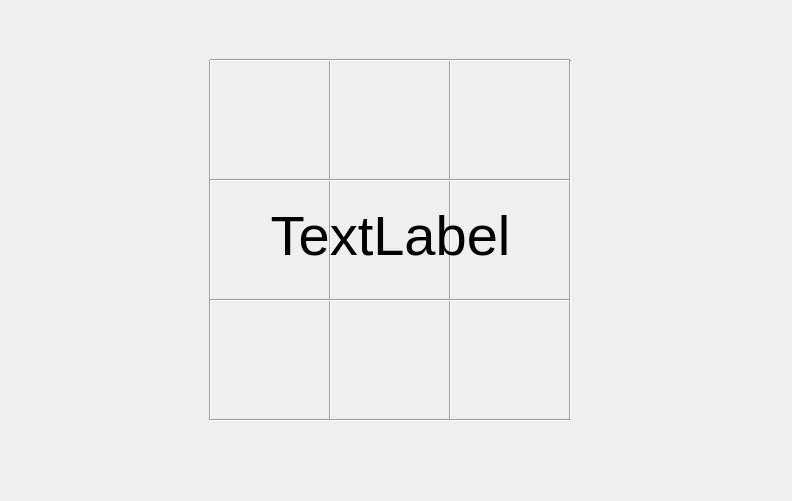
This is mainwindow.ui in VitalikObject/TicTacToe-Qt as Qt 5 draws it before an edit. The edited form follows.
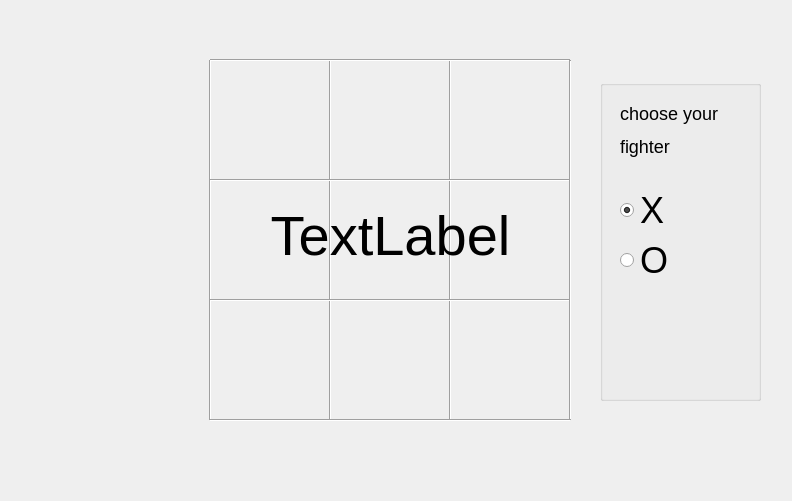
This is the edited form.

```diff
--- a/mainwindow.ui
+++ b/mainwindow.ui
@@ -326,14 +326,106 @@
      <rect>
       <x>20</x>
       <y>30</y>
-      <width>121</width>
-      <height>51</height>
+      <width>120</width>
+      <height>50</height>
      </rect>
     </property>
     <property name="text">
      <string/>
     </property>
    </widget>
+   <widget class="QGroupBox" name="groupBox">
+    <property name="geometry">
+     <rect>
+      <x>600</x>
+      <y>80</y>
+      <width>161</width>
+      <height>321</height>
+     </rect>
+    </property>
+    <property name="title">
+     <string/>
+    </property>
+    <widget class="QRadioButton" name="radioButton">
+     <property name="geometry">
+      <rect>
+       <x>20</x>
+       <y>150</y>
+       <width>99</width>
+       <height>61</height>
+      </rect>
+     </property>
+     <property name="styleSheet">
+      <string notr="true">QRadioButton{
+font-size: 36px;
+}</string>
+     </property>
+     <property name="text">
+      <string>O</string>
+     </property>
+    </widget>
+    <widget class="QRadioButton" name="radioButton_2">
+     <property name="enabled">
+      <bool>true</bool>
+     </property>
+     <property name="geometry">
+      <rect>
+       <x>20</x>
+       <y>110</y>
+       <width>99</width>
+       <height>41</height>
+      </rect>
+     </property>
+     <property name="autoFillBackground">
+      <bool>false</bool>
+     </property>
+     <property name="styleSheet">
+      <string notr="true">QRadioButton{
+font-size: 36px;
+}</string>
+     </property>
+     <property name="text">
+      <string>X</string>
+     </property>
+     <property name="checkable">
+      <bool>true</bool>
+     </property>
+     <property name="checked">
+      <bool>true</bool>
+     </property>
+    </widget>
+    <widget class="QLabel" name="label_3">
+     <property name="geometry">
+      <rect>
+       <x>20</x>
+       <y>20</y>
+       <width>121</width>
+       <height>61</height>
+      </rect>
+     </property>
+     <property name="styleSheet">
+      <string notr="true">QLabel{
+font-size: 18px;
+}</string>
+     </property>
+     <property name="text">
+      <string>&lt;html&gt;&lt;head/&gt;&lt;body&gt;&lt;p&gt;choose your &lt;/p&gt;&lt;p&gt;fighter&lt;/p&gt;&lt;/body&gt;&lt;/html&gt;</string>
+     </property>
+    </widget>
+    <widget class="QLabel" name="label_4">
+     <property name="geometry">
+      <rect>
+       <x>20</x>
+       <y>220</y>
+       <width>120</width>
+       <height>91</height>
+      </rect>
+     </property>
+     <property name="text">
+      <string/>
+     </property>
+    </widget>
+   </widget>
   </widget>
   <widget class="QMenuBar" name="menubar">
    <property name="geometry">
```
